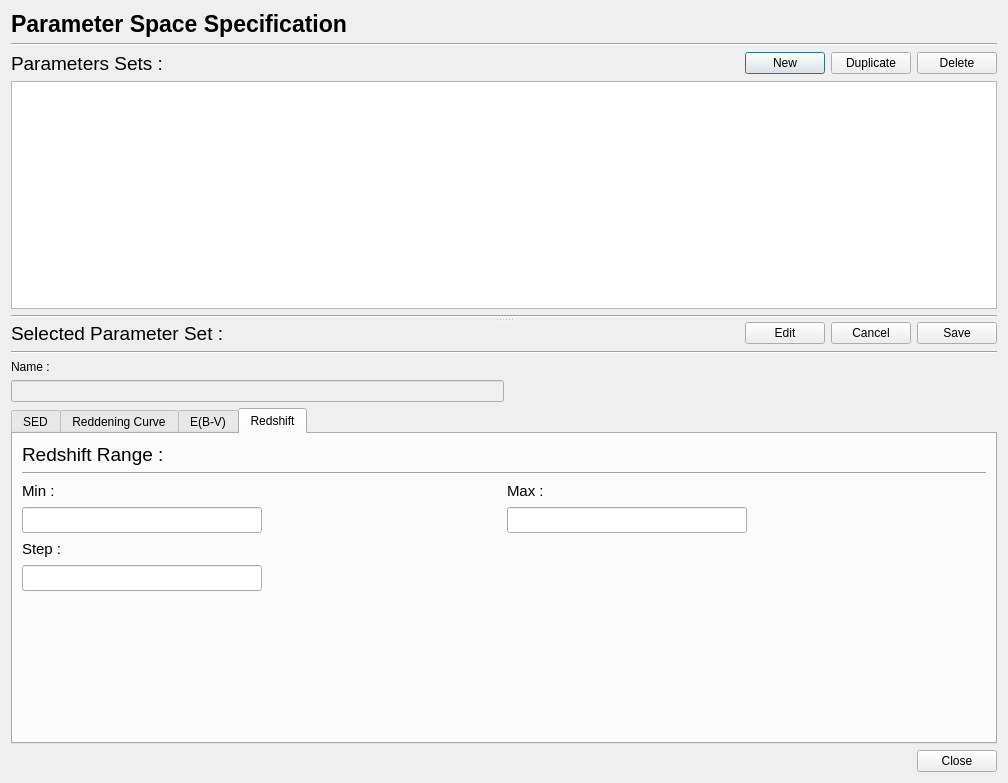
The window that PhzQtUI/auxdir/PhzQtUI/DialogModelSet.ui (astrorama/Phosphoros) describes before a commit, drawn with Qt 5.
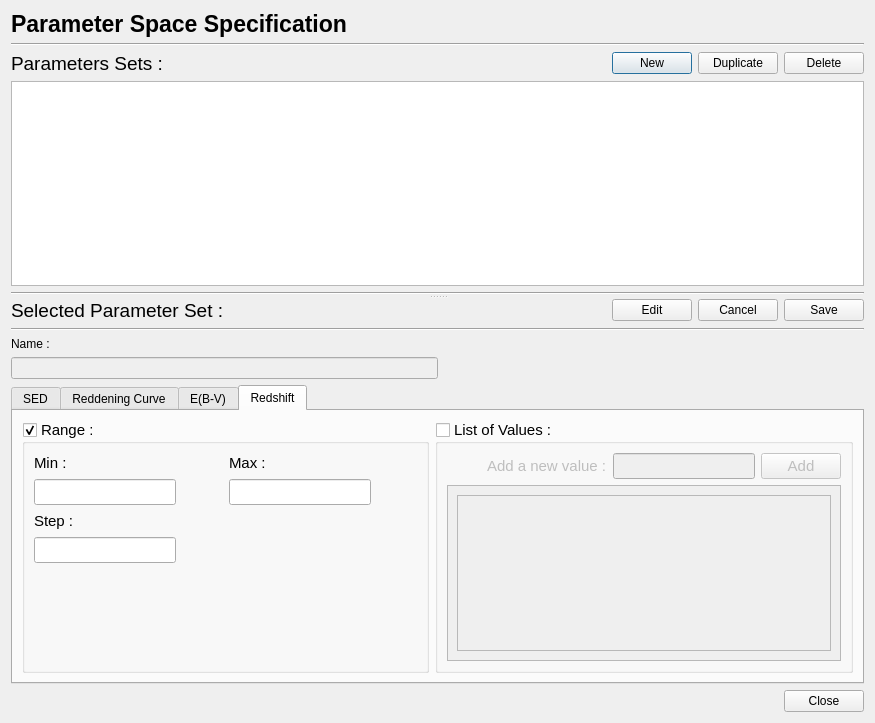
The same window after the commit. The open tabs and pages were chosen to show the change. Custom widgets are drawn as their Qt base class.

Commit message: - Add list of value as an alternate way to provide redshift and E(B-V) values - enable edition on double-click in the grids [Redmine Issue #10556]

Diff of the .ui file:
```diff
--- a/PhzQtUI/auxdir/PhzQtUI/DialogModelSet.ui
+++ b/PhzQtUI/auxdir/PhzQtUI/DialogModelSet.ui
@@ -6,8 +6,8 @@
    <rect>
     <x>0</x>
     <y>0</y>
-    <width>1008</width>
-    <height>783</height>
+    <width>875</width>
+    <height>723</height>
    </rect>
   </property>
   <property name="windowTitle">
@@ -369,43 +369,16 @@
           <attribute name="title">
            <string>E(B-V)</string>
           </attribute>
-          <layout class="QVBoxLayout" name="verticalLayout_7">
+          <layout class="QHBoxLayout" name="horizontalLayout_25">
            <item>
-            <layout class="QHBoxLayout" name="horizontalLayout_19">
-             <item>
-              <widget class="QLabel" name="label_11">
-               <property name="font">
-                <font>
-                 <pointsize>14</pointsize>
-                </font>
-               </property>
-               <property name="text">
-                <string>E(B-V) Range :</string>
-               </property>
-              </widget>
-             </item>
-             <item>
-              <spacer name="horizontalSpacer_17">
-               <property name="orientation">
-                <enum>Qt::Horizontal</enum>
-               </property>
-               <property name="sizeHint" stdset="0">
-                <size>
-                 <width>40</width>
-                 <height>20</height>
-                </size>
-               </property>
-              </spacer>
-             </item>
-            </layout>
-           </item>
-           <item>
-            <widget class="Line" name="line_6">
-             <property name="orientation">
-              <enum>Qt::Horizontal</enum>
-             </property>
-            </widget>
-           </item>
+            <widget class="QGroupBox" name="gb_ebv_range">
+             <property name="title">
+              <string>Range :</string>
+             </property>
+             <property name="checkable">
+              <bool>true</bool>
+             </property>
+             <layout class="QVBoxLayout" name="verticalLayout_13">
            <item>
             <layout class="QHBoxLayout" name="horizontalLayout_10">
              <item>
@@ -578,6 +551,105 @@
            </item>
           </layout>
          </widget>
+           </item>
+           <item>
+            <widget class="QGroupBox" name="gb_ebv_value">
+             <property name="title">
+              <string>List of Values :</string>
+             </property>
+             <property name="checkable">
+              <bool>true</bool>
+             </property>
+             <property name="checked">
+              <bool>false</bool>
+             </property>
+             <layout class="QVBoxLayout" name="verticalLayout_12">
+              <item>
+               <layout class="QHBoxLayout" name="horizontalLayout_19">
+                <item>
+                 <spacer name="horizontalSpacer_17">
+                  <property name="orientation">
+                   <enum>Qt::Horizontal</enum>
+                  </property>
+                  <property name="sizeHint" stdset="0">
+                   <size>
+                    <width>40</width>
+                    <height>20</height>
+                   </size>
+                  </property>
+                 </spacer>
+                </item>
+                <item>
+                 <widget class="QLabel" name="label_11">
+                  <property name="text">
+                   <string>Add a new value :</string>
+                  </property>
+                 </widget>
+                </item>
+                <item>
+                 <widget class="QLineEdit" name="txt_new_ebv"/>
+                </item>
+                <item>
+                 <widget class="QPushButton" name="btn_add_ebv">
+                  <property name="text">
+                   <string>Add</string>
+                  </property>
+                 </widget>
+                </item>
+               </layout>
+              </item>
+              <item>
+               <widget class="QScrollArea" name="scrollArea_2">
+                <property name="widgetResizable">
+                 <bool>true</bool>
+                </property>
+                <widget class="QWidget" name="scrollAreaWidgetContents_2">
+                 <property name="geometry">
+                  <rect>
+                   <x>0</x>
+                   <y>0</y>
+                   <width>388</width>
+                   <height>139</height>
+                  </rect>
+                 </property>
+                 <layout class="QVBoxLayout" name="verticalLayout_3">
+                  <item>
+                   <widget class="QFrame" name="ebv_frame">
+                    <property name="frameShape">
+                     <enum>QFrame::StyledPanel</enum>
+                    </property>
+                    <property name="frameShadow">
+                     <enum>QFrame::Raised</enum>
+                    </property>
+                    <layout class="QVBoxLayout" name="verticalLayout_18">
+                     <item>
+                      <layout class="QVBoxLayout" name="verticalLayout_ebv"/>
+                     </item>
+                     <item>
+                      <spacer name="verticalSpacer_5">
+                       <property name="orientation">
+                        <enum>Qt::Vertical</enum>
+                       </property>
+                       <property name="sizeHint" stdset="0">
+                        <size>
+                         <width>20</width>
+                         <height>40</height>
+                        </size>
+                       </property>
+                      </spacer>
+                     </item>
+                    </layout>
+                   </widget>
+                  </item>
+                 </layout>
+                </widget>
+               </widget>
+              </item>
+             </layout>
+            </widget>
+           </item>
+          </layout>
+         </widget>
          <widget class="QWidget" name="tab_2">
           <property name="font">
            <font>
@@ -587,43 +659,16 @@
           <attribute name="title">
            <string>Redshift</string>
           </attribute>
-          <layout class="QVBoxLayout" name="verticalLayout_3">
+          <layout class="QHBoxLayout" name="horizontalLayout_26">
            <item>
-            <layout class="QHBoxLayout" name="horizontalLayout_4">
-             <item>
-              <widget class="QLabel" name="label_4">
-               <property name="font">
-                <font>
-                 <pointsize>14</pointsize>
-                </font>
-               </property>
-               <property name="text">
-                <string>Redshift Range :</string>
-               </property>
-              </widget>
-             </item>
-             <item>
-              <spacer name="horizontalSpacer_3">
-               <property name="orientation">
-                <enum>Qt::Horizontal</enum>
-               </property>
-               <property name="sizeHint" stdset="0">
-                <size>
-                 <width>40</width>
-                 <height>20</height>
-                </size>
-               </property>
-              </spacer>
-             </item>
-            </layout>
-           </item>
-           <item>
-            <widget class="Line" name="line_5">
-             <property name="orientation">
-              <enum>Qt::Horizontal</enum>
-             </property>
-            </widget>
-           </item>
+            <widget class="QGroupBox" name="gb_red_range">
+             <property name="title">
+              <string>Range :</string>
+             </property>
+             <property name="checkable">
+              <bool>true</bool>
+             </property>
+             <layout class="QVBoxLayout" name="verticalLayout_14">
            <item>
             <layout class="QHBoxLayout" name="horizontalLayout_8">
              <item>
@@ -793,6 +838,105 @@
               </layout>
              </item>
             </layout>
+              </item>
+             </layout>
+            </widget>
+           </item>
+           <item>
+            <widget class="QGroupBox" name="gb_red_value">
+             <property name="title">
+              <string>List of Values :</string>
+             </property>
+             <property name="checkable">
+              <bool>true</bool>
+             </property>
+             <property name="checked">
+              <bool>false</bool>
+             </property>
+             <layout class="QVBoxLayout" name="verticalLayout_15">
+              <item>
+               <layout class="QHBoxLayout" name="horizontalLayout_24">
+                <item>
+                 <spacer name="horizontalSpacer_22">
+                  <property name="orientation">
+                   <enum>Qt::Horizontal</enum>
+                  </property>
+                  <property name="sizeHint" stdset="0">
+                   <size>
+                    <width>40</width>
+                    <height>20</height>
+                   </size>
+                  </property>
+                 </spacer>
+                </item>
+                <item>
+                 <widget class="QLabel" name="label_4">
+                  <property name="text">
+                   <string>Add a new value :</string>
+                  </property>
+                 </widget>
+                </item>
+                <item>
+                 <widget class="QLineEdit" name="txt_new_z"/>
+                </item>
+                <item>
+                 <widget class="QPushButton" name="btn_add_z">
+                  <property name="text">
+                   <string>Add</string>
+                  </property>
+                 </widget>
+                </item>
+               </layout>
+              </item>
+              <item>
+               <widget class="QScrollArea" name="scrollArea">
+                <property name="widgetResizable">
+                 <bool>true</bool>
+                </property>
+                <widget class="QWidget" name="scrollAreaWidgetContents">
+                 <property name="geometry">
+                  <rect>
+                   <x>0</x>
+                   <y>0</y>
+                   <width>388</width>
+                   <height>139</height>
+                  </rect>
+                 </property>
+                 <layout class="QVBoxLayout" name="verticalLayout_16">
+                  <item>
+                   <widget class="QFrame" name="z_frame">
+                    <property name="frameShape">
+                     <enum>QFrame::StyledPanel</enum>
+                    </property>
+                    <property name="frameShadow">
+                     <enum>QFrame::Raised</enum>
+                    </property>
+                    <layout class="QVBoxLayout" name="verticalLayout_7">
+                     <item>
+                      <layout class="QVBoxLayout" name="verticalLayout_z"/>
+                     </item>
+                     <item>
+                      <spacer name="verticalSpacer_7">
+                       <property name="orientation">
+                        <enum>Qt::Vertical</enum>
+                       </property>
+                       <property name="sizeHint" stdset="0">
+                        <size>
+                         <width>20</width>
+                         <height>90</height>
+                        </size>
+                       </property>
+                      </spacer>
+                     </item>
+                    </layout>
+                   </widget>
+                  </item>
+                 </layout>
+                </widget>
+               </widget>
+              </item>
+             </layout>
+            </widget>
            </item>
           </layout>
          </widget>
```
Lines whose indentation alone changed are shown as unchanged. The commit also changes 18 other files.
